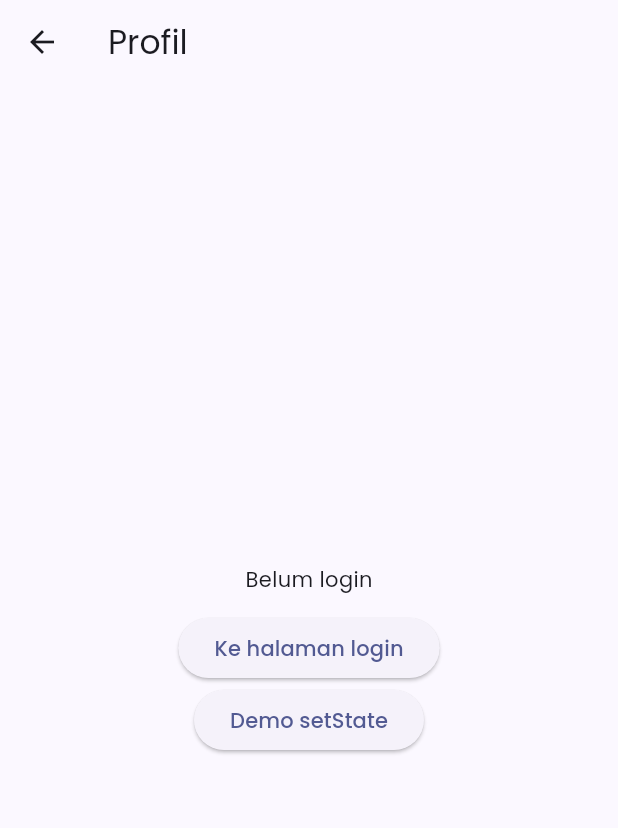
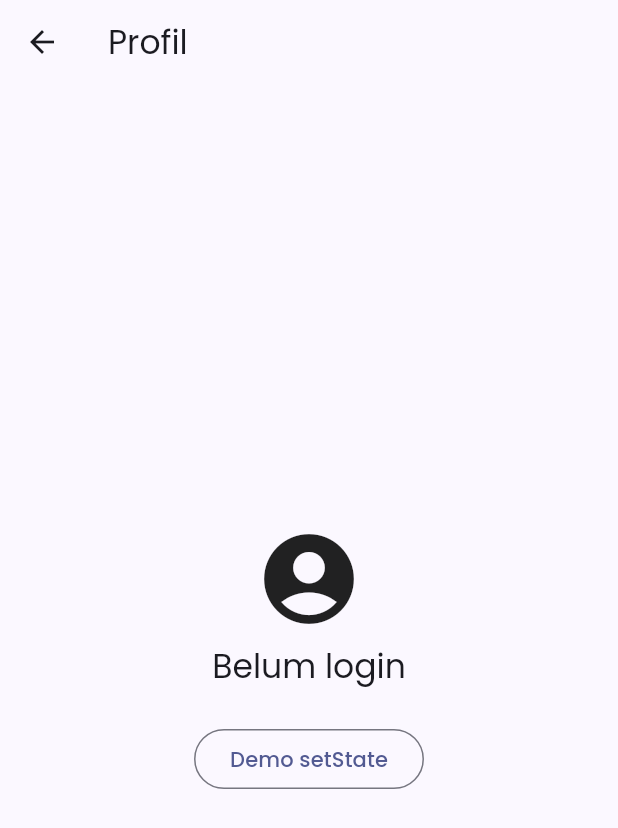
Before and after one commit to ChikaYunitaBahri/pustakakita, a Flutter app: the ProfilScreen screen opened directly, on a phone screen of 412 x 824 dp. Shown: the top 828 px of the screen. Run offline on Flutter 3.47's test engine with Material 3 defaults, Android fonts, the phone set to English and light mode, and no system bars; our stand-ins replace device_info_plus, flutter_local_notifications, hive_ce_flutter, permission_handler, shared_preferences, sqflite and 1 more; accounts and stored records are empty; network calls fail.

Commit message:
Proteksi halaman, sesi login tersimpan, dan bukti uji

```diff
--- a/lib/screens/profil_screen.dart
+++ b/lib/screens/profil_screen.dart
@@ -6,31 +6,45 @@ import '../providers/auth_provider.dart';
 class ProfilScreen extends StatelessWidget {
   const ProfilScreen({super.key});
 
+  Future<void> _logout(BuildContext context) async {
+    final navigator = Navigator.of(context);
+    await context.read<AuthProvider>().logout();
+    // AuthGate otomatis menampilkan halaman login setelah sesi dihapus.
+    navigator.popUntil((route) => route.isFirst);
+  }
+
   @override
   Widget build(BuildContext context) {
     return Scaffold(
       appBar: AppBar(title: const Text('Profil')),
       body: Center(
-        child: Column(
+        child: Consumer<AuthProvider>(
+          builder: (context, auth, _) => Column(
             mainAxisSize: MainAxisSize.min,
             children: [
-            Consumer<AuthProvider>(
-              builder: (context, auth, _) => Text(
+              const Icon(Icons.account_circle, size: 72),
+              const SizedBox(height: 8),
+              Text(
                 auth.sudahLogin ? 'Halo, ${auth.namaUser}' : 'Belum login',
+                style: Theme.of(context).textTheme.titleLarge,
               ),
+              if (auth.email != null) Text(auth.email!),
+              const SizedBox(height: 16),
+              if (auth.sudahLogin)
+                FilledButton.icon(
+                  onPressed: () => _logout(context),
+                  icon: const Icon(Icons.logout),
+                  label: const Text('Logout'),
                 ),
-            const SizedBox(height: 12),
-            ElevatedButton(
-              onPressed: () => Navigator.pushNamed(context, '/login'),
-              child: const Text('Ke halaman login'),
-            ),
-            ElevatedButton(
+              const SizedBox(height: 8),
+              OutlinedButton(
                 onPressed: () => Navigator.pushNamed(context, '/demo-setstate'),
                 child: const Text('Demo setState'),
               ),
             ],
           ),
         ),
+      ),
     );
   }
 }
```
Also changed, not shown: lib/main.dart (+12 -8 lines), lib/main_auth_php.dart (+9 -1 lines), lib/providers/auth_provider.dart (+69 -4 lines), lib/screens/akun_php_screen.dart (+3 -6 lines), lib/screens/auth_gate.dart (added, +23 -0 lines), lib/screens/login_php_screen.dart (+6 -2 lines), docs/bukti-lead/53c_katalog_setelah_login.png (added), docs/bukti-lead/53d_sesi_tersimpan.jpeg (added), docs/bukti-lead/53e_profil.png (added), docs/bukti-lead/53f_setelah_logout.jpeg (added), docs/bukti-lead/53g_login_lagi.jpeg (added). Lines whose indentation alone changed are shown as unchanged.
